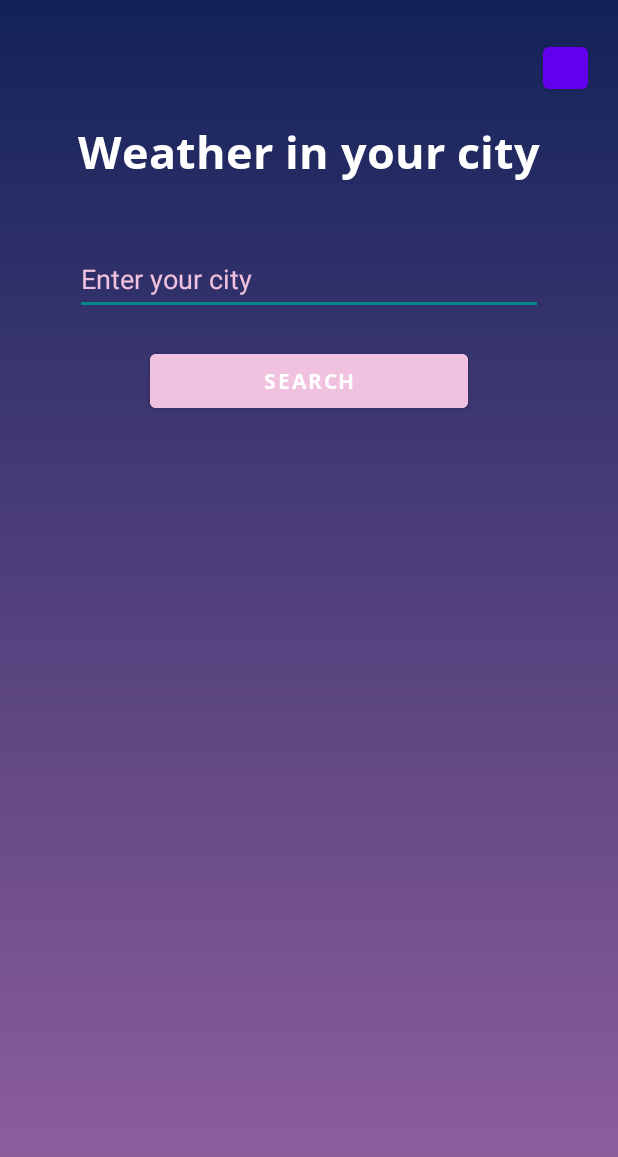
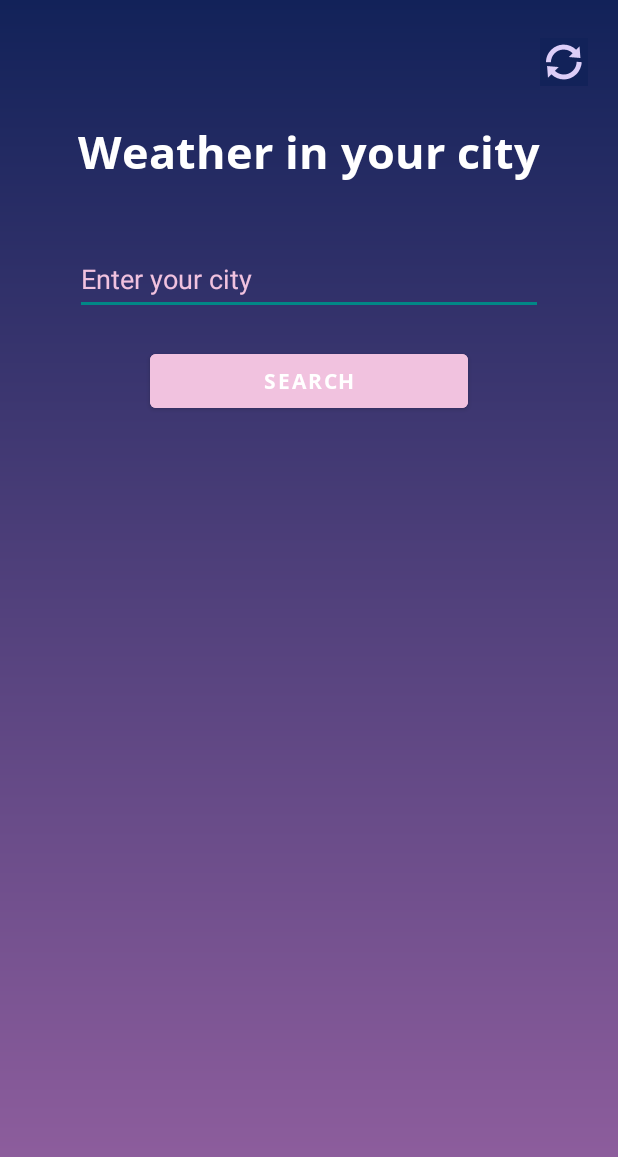
Before and after one commit to Annitas/WeatherApp, an Android app: the screen it shows after launch (MainActivity), on a phone screen of 412 x 824 dp. Shown: the top 1157 px of the screen. Run offline under Robolectric (Android 15) with nearby library versions, the phone set to English and light mode, and no system bars.

Commit message:
ImageButton

```diff
--- a/WeatherTest/app/src/main/java/com/example/weathertest/MainActivity.java
+++ b/WeatherTest/app/src/main/java/com/example/weathertest/MainActivity.java
@@ -9,6 +9,8 @@ import android.view.View;
 import android.widget.Button;
 import android.widget.EditText;
 import android.os.Bundle;
+import android.widget.ImageButton;
+import android.widget.ImageView;
 import android.widget.TextView;
 import android.widget.Toast;
 
@@ -25,7 +27,8 @@ import java.net.URL;
 
 public class MainActivity extends AppCompatActivity {
     private EditText citySearch;
-    private Button buttonSearch, reload;
+    private Button buttonSearch;
+    ImageButton reload;
     private TextView weatherResult, humidityResult;
     SharedPreferences sPref;
 
@@ -40,7 +43,7 @@ public class MainActivity extends AppCompatActivity {
         buttonSearch = findViewById(R.id.buttonSearch); //search button
         weatherResult = findViewById(R.id.weatherResult); //result text
         humidityResult = findViewById(R.id.humidityResult); //result humidity
-        reload = findViewById(R.id.reload);
+        reload = findViewById(R.id.reload); //hui
 
 
         buttonSearch.setOnClickListener(new View.OnClickListener() {
@@ -124,7 +127,6 @@ public class MainActivity extends AppCompatActivity {
                 while((line = read.readLine()) != null) {
                     buff.append(line).append("\n");  //line +"\n"
                 }
-
                 return buff.toString();
             } catch (MalformedURLException e) {
                 e.printStackTrace();
--- a/WeatherTest/app/src/main/res/layout/activity_main.xml
+++ b/WeatherTest/app/src/main/res/layout/activity_main.xml
@@ -69,13 +69,15 @@
         android:textColor="@color/resultW"
         android:textSize="17sp" />
 
-    <Button
+    <ImageButton
         android:id="@+id/reload"
-        android:layout_width="30sp"
-        android:layout_height="40sp"
+        android:layout_width="wrap_content"
+        android:layout_height="wrap_content"
         android:layout_alignRight="@id/logo"
         android:layout_marginTop="5sp"
+        android:background="@color/upGradient"
+        android:tint="#DDCEF8"
+        app:srcCompat="@android:drawable/ic_popup_sync" />
 
-        android:textAlignment="center" />
 
 </RelativeLayout>
```
Also changed, not shown: 1 other file.
